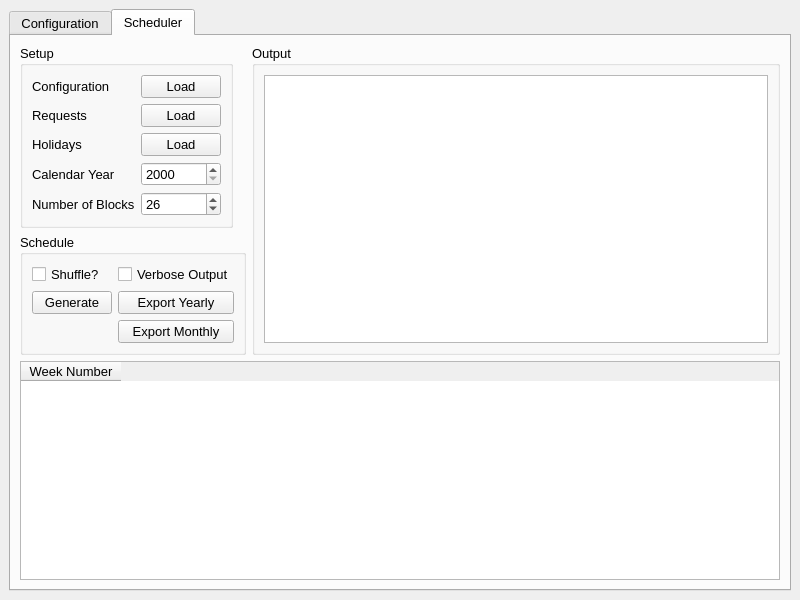
Qt form src/designer/mainwindow.ui (mishra-lab/scheduler) before a commit.
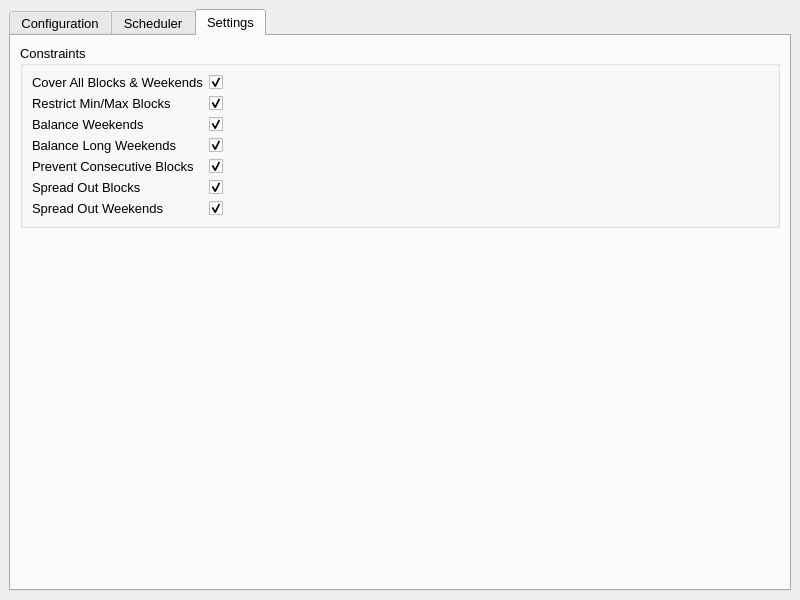
The same form after that commit.

Commit message: Merge new settings UI into SMH version

The edit to the form file:
```diff
--- a/src/designer/mainwindow.ui
+++ b/src/designer/mainwindow.ui
@@ -23,7 +23,7 @@
     <item row="0" column="0">
      <widget class="QTabWidget" name="tabWidget">
       <property name="currentIndex">
-       <number>1</number>
+       <number>2</number>
       </property>
       <widget class="QWidget" name="configurationTab">
        <attribute name="title">
@@ -329,6 +329,152 @@
         </item>
        </layout>
       </widget>
+      <widget class="QWidget" name="settingsTab">
+       <attribute name="title">
+        <string>Settings</string>
+       </attribute>
+       <layout class="QVBoxLayout" name="verticalLayout_3">
+        <item>
+         <widget class="QGroupBox" name="constraintsGroupBox">
+          <property name="title">
+           <string>Constraints</string>
+          </property>
+          <layout class="QFormLayout" name="formLayout">
+           <item row="0" column="0">
+            <layout class="QFormLayout" name="constraintsForm">
+             <item row="0" column="0">
+              <widget class="QLabel" name="coverageLabel">
+               <property name="text">
+                <string>Cover All Blocks &amp;&amp; Weekends</string>
+               </property>
+               <property name="buddy">
+                <cstring>coverageCheckBox</cstring>
+               </property>
+              </widget>
+             </item>
+             <item row="0" column="1">
+              <widget class="QCheckBox" name="coverageCheckBox">
+               <property name="checked">
+                <bool>true</bool>
+               </property>
+              </widget>
+             </item>
+             <item row="1" column="0">
+              <widget class="QLabel" name="minMaxBlocksLabel">
+               <property name="text">
+                <string>Restrict Min/Max Blocks</string>
+               </property>
+               <property name="buddy">
+                <cstring>minMaxBlocksCheckBox</cstring>
+               </property>
+              </widget>
+             </item>
+             <item row="1" column="1">
+              <widget class="QCheckBox" name="minMaxBlocksCheckBox">
+               <property name="checked">
+                <bool>true</bool>
+               </property>
+              </widget>
+             </item>
+             <item row="2" column="0">
+              <widget class="QLabel" name="balancedWeekendsLabel">
+               <property name="text">
+                <string>Balance Weekends</string>
+               </property>
+               <property name="buddy">
+                <cstring>balancedWeekendsCheckBox</cstring>
+               </property>
+              </widget>
+             </item>
+             <item row="2" column="1">
+              <widget class="QCheckBox" name="balancedWeekendsCheckBox">
+               <property name="checked">
+                <bool>true</bool>
+               </property>
+              </widget>
+             </item>
+             <item row="3" column="0">
+              <widget class="QLabel" name="balancedLongWeekendsLabel">
+               <property name="text">
+                <string>Balance Long Weekends</string>
+               </property>
+               <property name="buddy">
+                <cstring>balancedLongWeekendsCheckBox</cstring>
+               </property>
+              </widget>
+             </item>
+             <item row="3" column="1">
+              <widget class="QCheckBox" name="balancedLongWeekendsCheckBox">
+               <property name="checked">
+                <bool>true</bool>
+               </property>
+              </widget>
+             </item>
+             <item row="4" column="0">
+              <widget class="QLabel" name="preventConsecutiveBlocksLabel">
+               <property name="text">
+                <string>Prevent Consecutive Blocks</string>
+               </property>
+               <property name="buddy">
+                <cstring>preventConsecutiveBlocksCheckBox</cstring>
+               </property>
+              </widget>
+             </item>
+             <item row="4" column="1">
+              <widget class="QCheckBox" name="preventConsecutiveBlocksCheckBox">
+               <property name="checked">
+                <bool>true</bool>
+               </property>
+              </widget>
+             </item>
+             <item row="5" column="0">
+              <widget class="QLabel" name="spreadOutBlocksLabel">
+               <property name="text">
+                <string>Spread Out Blocks</string>
+               </property>
+              </widget>
+             </item>
+             <item row="5" column="1">
+              <widget class="QCheckBox" name="spreadBlocksCheckBox">
+               <property name="checked">
+                <bool>true</bool>
+               </property>
+              </widget>
+             </item>
+             <item row="6" column="0">
+              <widget class="QLabel" name="spreadOutWeekendsLabel">
+               <property name="text">
+                <string>Spread Out Weekends</string>
+               </property>
+              </widget>
+             </item>
+             <item row="6" column="1">
+              <widget class="QCheckBox" name="spreadWeekendsCheckBox">
+               <property name="checked">
+                <bool>true</bool>
+               </property>
+              </widget>
+             </item>
+            </layout>
+           </item>
+          </layout>
+         </widget>
+        </item>
+        <item>
+         <spacer name="verticalSpacer">
+          <property name="orientation">
+           <enum>Qt::Vertical</enum>
+          </property>
+          <property name="sizeHint" stdset="0">
+           <size>
+            <width>20</width>
+            <height>40</height>
+           </size>
+          </property>
+         </spacer>
+        </item>
+       </layout>
+      </widget>
      </widget>
     </item>
    </layout>
```
Left out of the diff: 15 changed lines with no effect on the pictures. The commit also changes 4 other files.
